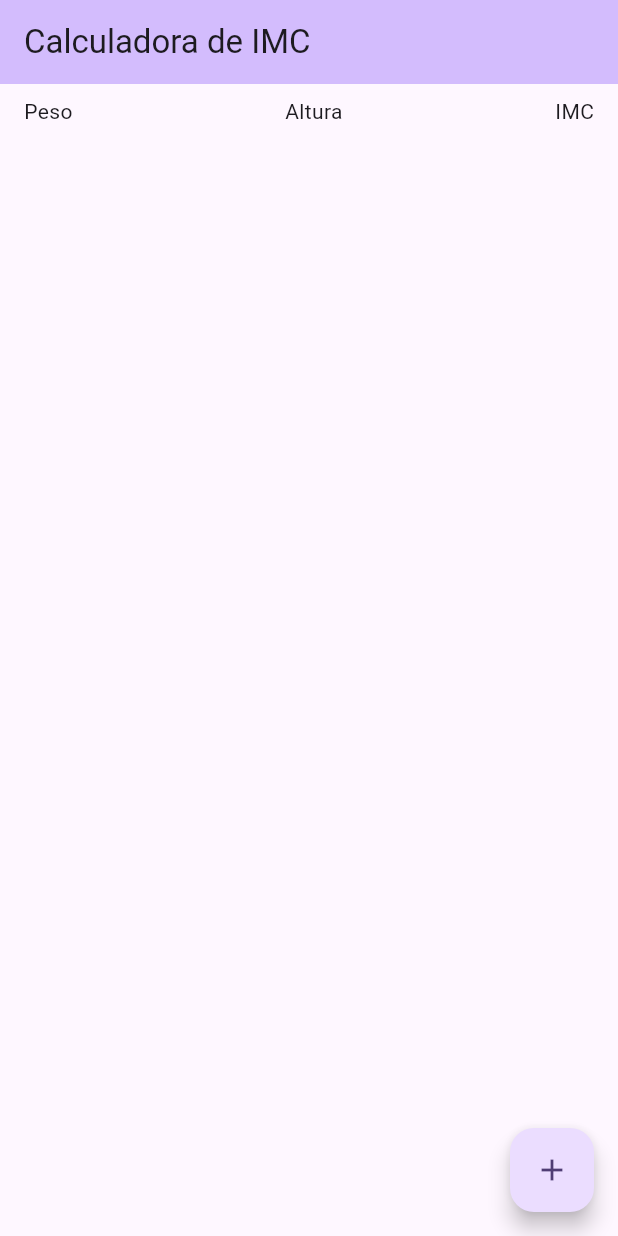
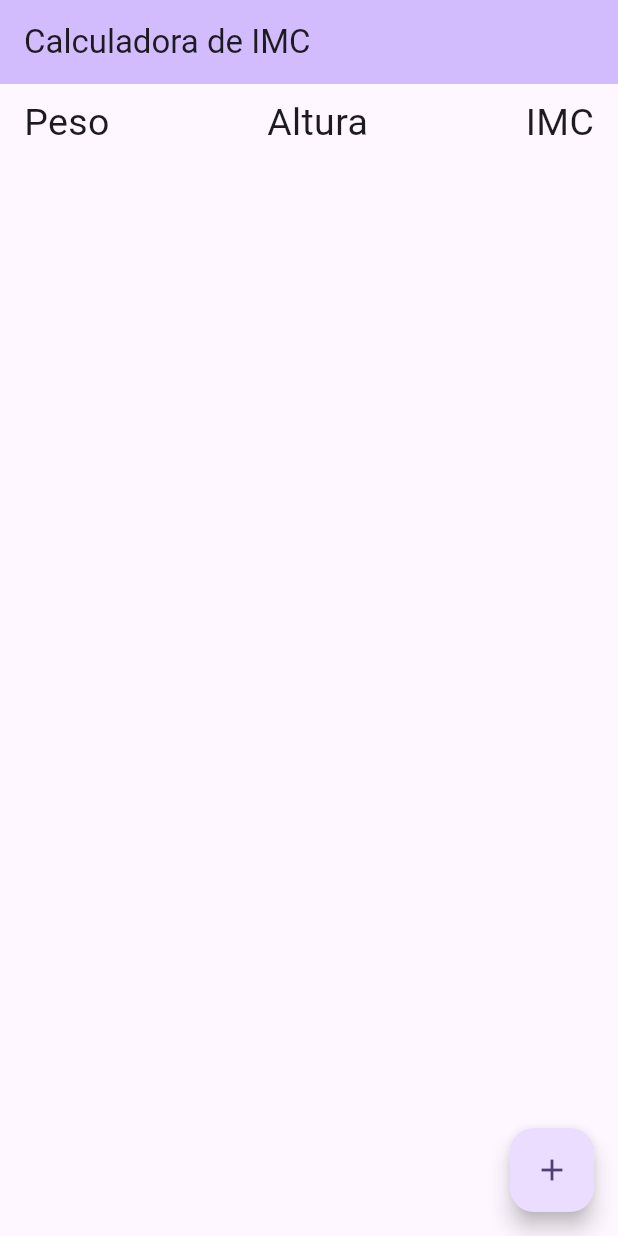
Before and after one commit to andremorganti/calculadora_umc_flutter, a Flutter app: the screen it shows after launch, on a phone screen of 412 x 824 dp. Run offline on Flutter 3.47's test engine with Material 2 defaults, Android fonts, the light colour scheme and no system bars.

Commit message:
adjust of texts

```diff
--- a/lib/pages/home_page.dart
+++ b/lib/pages/home_page.dart
@@ -22,9 +22,18 @@ class _MyHomePageState extends State<MyHomePage> {
             Row(
               mainAxisAlignment: MainAxisAlignment.spaceBetween,
               children: [
-                Text('Peso'),
-                Text('Altura'),
-                Text('IMC'),
+                Text(
+                  'Peso',
+                  style: TextStyle(fontSize: 25),
+                ),
+                Text(
+                  'Altura',
+                  style: TextStyle(fontSize: 25),
+                ),
+                Text(
+                  'IMC',
+                  style: TextStyle(fontSize: 25),
+                ),
               ],
             ),
           ],
```
